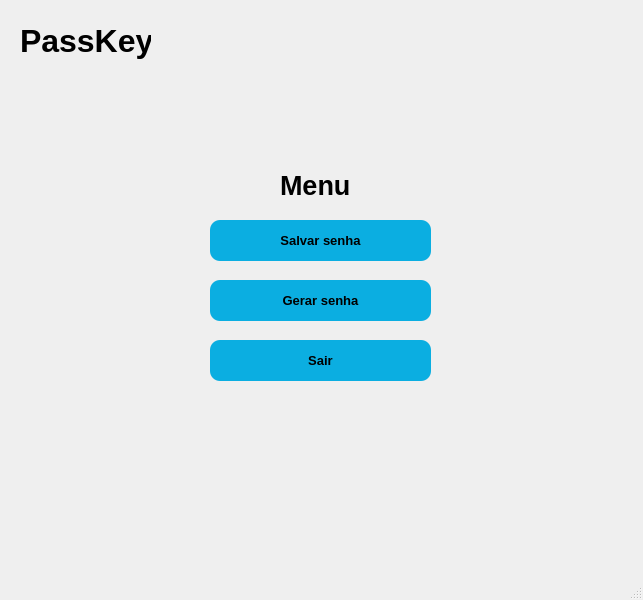
The window that telas_pyqt/tela_menu.ui (filipe-mateus/Engenharia-de-Software-II) describes before a commit, drawn with Qt 5.
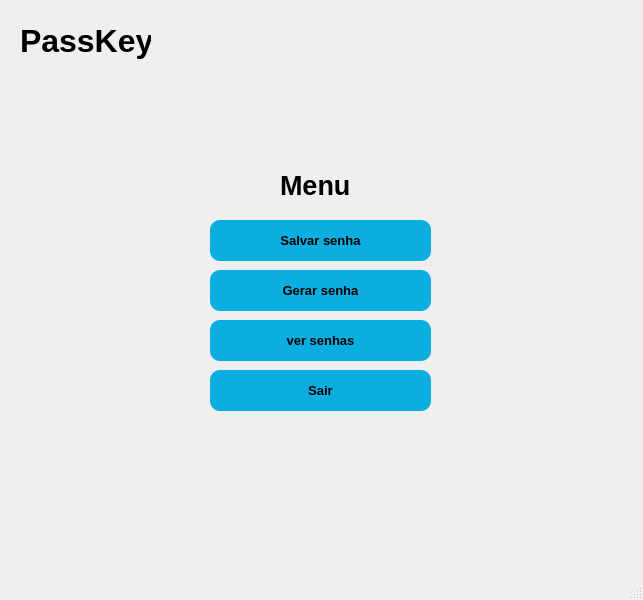
The same window after the commit.

Patch:
```diff
--- a/telas_pyqt/tela_menu.ui
+++ b/telas_pyqt/tela_menu.ui
@@ -84,7 +84,7 @@
     <property name="geometry">
      <rect>
       <x>210</x>
-      <y>280</y>
+      <y>270</y>
       <width>221</width>
       <height>41</height>
      </rect>
@@ -107,7 +107,7 @@
     <property name="geometry">
      <rect>
       <x>210</x>
-      <y>340</y>
+      <y>370</y>
       <width>221</width>
       <height>41</height>
      </rect>
@@ -126,6 +126,29 @@
      <string>Sair</string>
     </property>
    </widget>
+   <widget class="QPushButton" name="pushButton_sair_2">
+    <property name="geometry">
+     <rect>
+      <x>210</x>
+      <y>320</y>
+      <width>221</width>
+      <height>41</height>
+     </rect>
+    </property>
+    <property name="font">
+     <font>
+      <pointsize>10</pointsize>
+      <weight>75</weight>
+      <bold>true</bold>
+     </font>
+    </property>
+    <property name="styleSheet">
+     <string notr="true">QPushButton{ background: #0BAEE1;border-radius: 10px;}QPushButton:hover{color: white;}</string>
+    </property>
+    <property name="text">
+     <string>ver senhas</string>
+    </property>
+   </widget>
   </widget>
   <widget class="QMenuBar" name="menubar">
    <property name="geometry">
```
